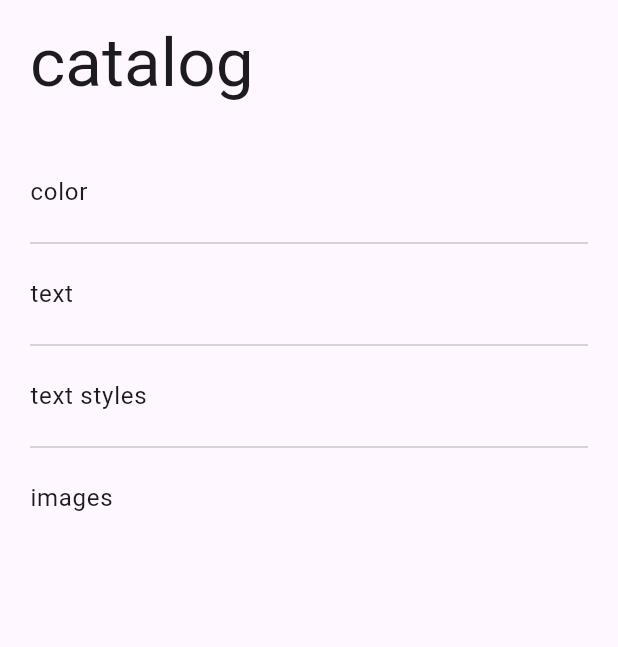
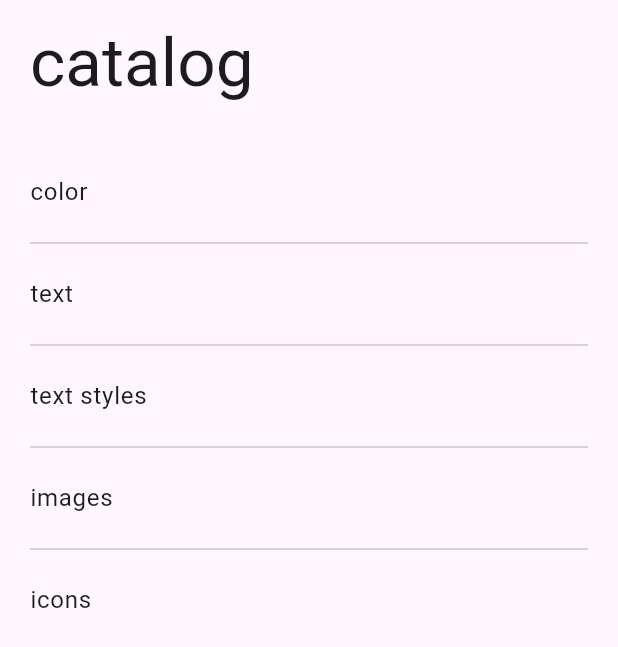
Before and after one commit to NotedApp/noted_app, a Flutter app: the CatalogRenderer screen opened directly, on a phone screen of 412 x 824 dp. Shown: the top 647 px of the screen. Run offline on Flutter 3.47's test engine with Material 2 defaults, Android fonts, the phone set to English and light mode, and no system bars; our stand-ins replace equatable, flutter_bloc, flutter_svg.

Commit message:
#24: add icons page and rename catalog pages

```diff
--- a/lib/catalog/catalog_content.dart
+++ b/lib/catalog/catalog_content.dart
@@ -1,8 +1,9 @@
 import 'package:flutter/material.dart';
-import 'package:noted_app/catalog/pages/color_scheme_page.dart';
-import 'package:noted_app/catalog/pages/svg_image_page.dart';
-import 'package:noted_app/catalog/pages/text_style_page.dart';
-import 'package:noted_app/catalog/pages/text_theme_page.dart';
+import 'package:noted_app/catalog/pages/catalog_color_scheme_page.dart';
+import 'package:noted_app/catalog/pages/catalog_icons_page.dart';
+import 'package:noted_app/catalog/pages/catalog_svg_image_page.dart';
+import 'package:noted_app/catalog/pages/catalog_text_style_page.dart';
+import 'package:noted_app/catalog/pages/catalog_text_theme_page.dart';
 
 sealed class CatalogNode {
   final String title;
@@ -26,10 +27,11 @@ class CatalogContent {
   static final CatalogNode content = CatalogBranch(
     title: "catalog",
     children: [
-      CatalogLeaf(title: "color", page: const ColorSchemePage()),
-      CatalogLeaf(title: "text", page: const TextThemePage()),
-      CatalogLeaf(title: "text styles", page: const TextStylePage()),
-      CatalogLeaf(title: "images", page: const SvgImagePage()),
+      CatalogLeaf(title: "color", page: const CatalogColorSchemePage()),
+      CatalogLeaf(title: "text", page: const CatalogTextThemePage()),
+      CatalogLeaf(title: "text styles", page: const CatalogTextStylePage()),
+      CatalogLeaf(title: "images", page: const CatalogSvgImagePage()),
+      CatalogLeaf(title: "icons", page: const CatalogIconsPage()),
     ],
   );
 }
--- a/lib/catalog/pages/svg_image_page.dart
+++ b/lib/catalog/pages/catalog_svg_image_page.dart
@@ -2,8 +2,8 @@ import 'package:flutter/material.dart';
 import 'package:flutter_svg/flutter_svg.dart';
 import 'package:noted_app/catalog/catalog_list_widget.dart';
 
-class SvgImagePage extends StatelessWidget {
-  const SvgImagePage({super.key});
+class CatalogSvgImagePage extends StatelessWidget {
+  const CatalogSvgImagePage({super.key});
 
   @override
   Widget build(BuildContext context) {
--- a/lib/catalog/pages/text_style_page.dart
+++ b/lib/catalog/pages/catalog_text_style_page.dart
@@ -1,8 +1,8 @@
 import 'package:flutter/material.dart';
 import 'package:noted_app/catalog/catalog_list_widget.dart';
 
-class TextStylePage extends StatelessWidget {
-  const TextStylePage({super.key});
+class CatalogTextStylePage extends StatelessWidget {
+  const CatalogTextStylePage({super.key});
 
   @override
   Widget build(BuildContext context) {
```
Also changed, not shown: lib/catalog/pages/catalog_color_scheme_page.dart (renamed from lib/catalog/pages/text_theme_page.dart, +10 -8 lines), lib/catalog/pages/catalog_icons_page.dart (added, +11 -0 lines), lib/catalog/pages/catalog_text_theme_page.dart (renamed from lib/catalog/pages/color_scheme_page.dart, +8 -10 lines).
